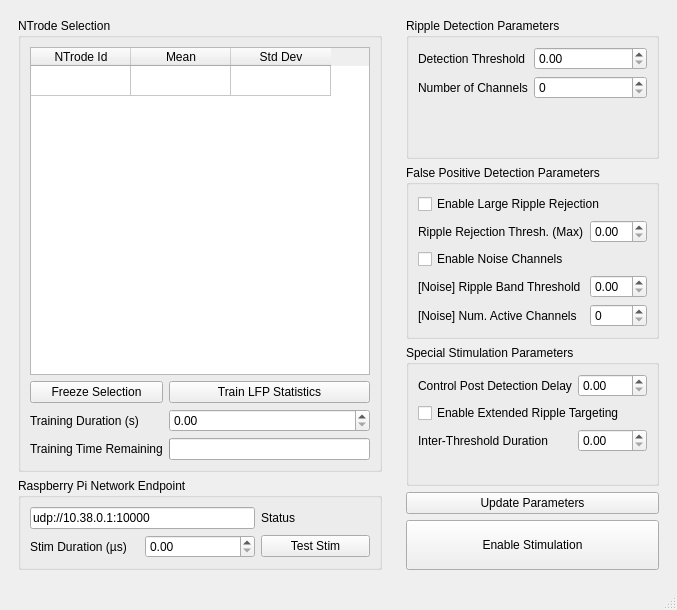
Old version of the form src/mainwindow.ui in the repository ckemere/TrodesRippleDisruptionModule.
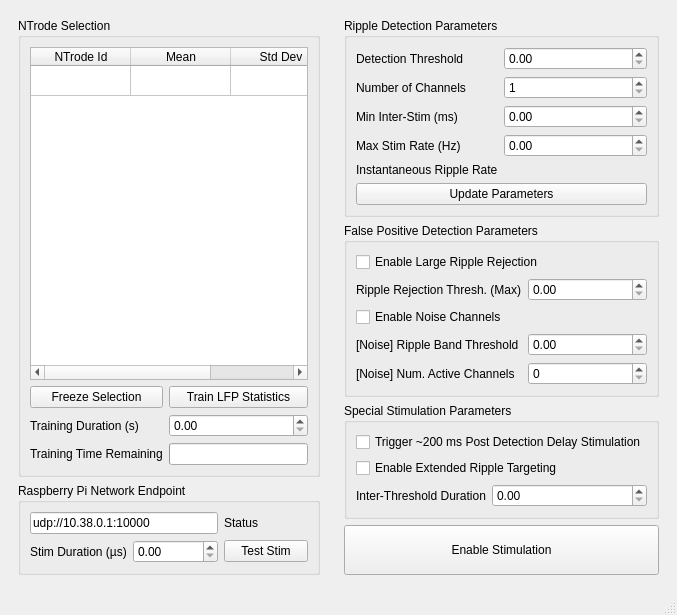
New version of the form.

```diff
--- a/src/mainwindow.ui
+++ b/src/mainwindow.ui
@@ -174,7 +174,60 @@
            </widget>
           </item>
           <item row="1" column="1">
-           <widget class="QSpinBox" name="spinBox"/>
+           <widget class="QSpinBox" name="numActiveChannels">
+            <property name="minimum">
+             <number>1</number>
+            </property>
+           </widget>
+          </item>
+
+          <item row="2" column="0">
+           <widget class="QLabel" name="label_10">
+            <property name="text">
+             <string>Min Inter-Stim (ms)</string>
+            </property>
+           </widget>
+          </item>
+          <item row="2" column="1">
+           <widget class="QDoubleSpinBox" name="minInterStim">
+            <property name="minimum">
+             <double>0.0</double>
+            </property>
+            <property name="maximum">
+             <double>100000.0</double>
+            </property>
+           </widget>
+          </item>
+          <item row="3" column="0">
+           <widget class="QLabel" name="label_11">
+            <property name="text">
+             <string>Max Stim Rate (Hz)</string>
+            </property>
+           </widget>
+          </item>
+          <item row="3" column="1">
+           <widget class="QDoubleSpinBox" name="maxStimRate">
+            <property name="minimum">
+             <double>0</double>
+            </property>
+           </widget>
+          </item>
+          <item row="4" column="0">
+           <widget class="QLabel" name="label_9">
+            <property name="text">
+             <string>Instantaneous Ripple Rate</string>
+            </property>
+           </widget>
+          </item>
+          <item row="4" column="1">
+           <widget class="QLabel" name="rippleRateLabel"/>
+          </item>
+          <item row="5" column="1" colspan="2">
+            <widget class="QPushButton" name="updateParametersButton">
+             <property name="text">
+              <string>Update Parameters</string>
+             </property>
+            </widget>
           </item>
          </layout>
         </widget>
@@ -238,16 +291,13 @@
           <string>Special Stimulation Parameters</string>
          </property>
          <layout class="QFormLayout" name="formLayout_4">
-          <item row="0" column="0">
-           <widget class="QLabel" name="label_6">
+          <item row="0" column="0" colspan="2">
+           <widget class="QCheckBox" name="controlStimulationCheckBox">
             <property name="text">
-             <string>Control Post Detection Delay</string>
+             <string>Trigger ~200 ms Post Detection Delay Stimulation</string>
             </property>
            </widget>
           </item>
-          <item row="0" column="1">
-           <widget class="QDoubleSpinBox" name="doubleSpinBox_4"/>
-          </item>
           <item row="1" column="0" colspan="2">
            <widget class="QCheckBox" name="checkBox_3">
             <property name="text">
@@ -268,13 +318,6 @@
          </layout>
         </widget>
        </item>
-       <item>
-        <widget class="QPushButton" name="updateParametersButton">
-         <property name="text">
-          <string>Update Parameters</string>
-         </property>
-        </widget>
-       </item>
        <item>
         <widget class="QPushButton" name="enableStimulationButton">
          <property name="minimumSize">
```
Left out of the diff: 10 changed lines with no effect on the pictures.
